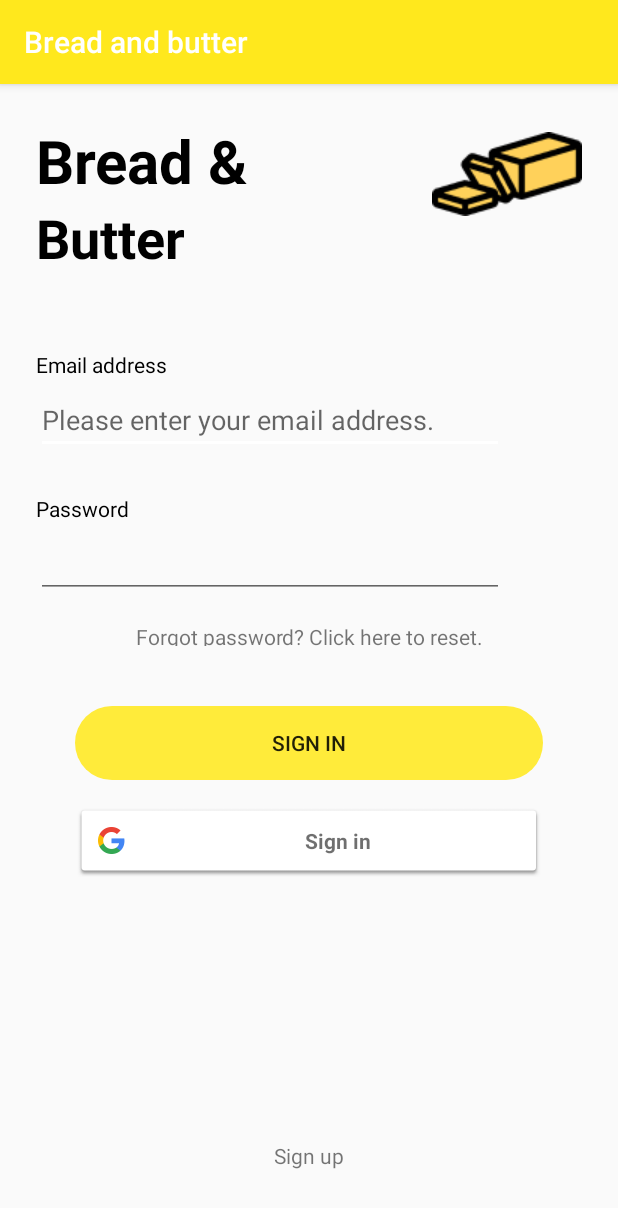
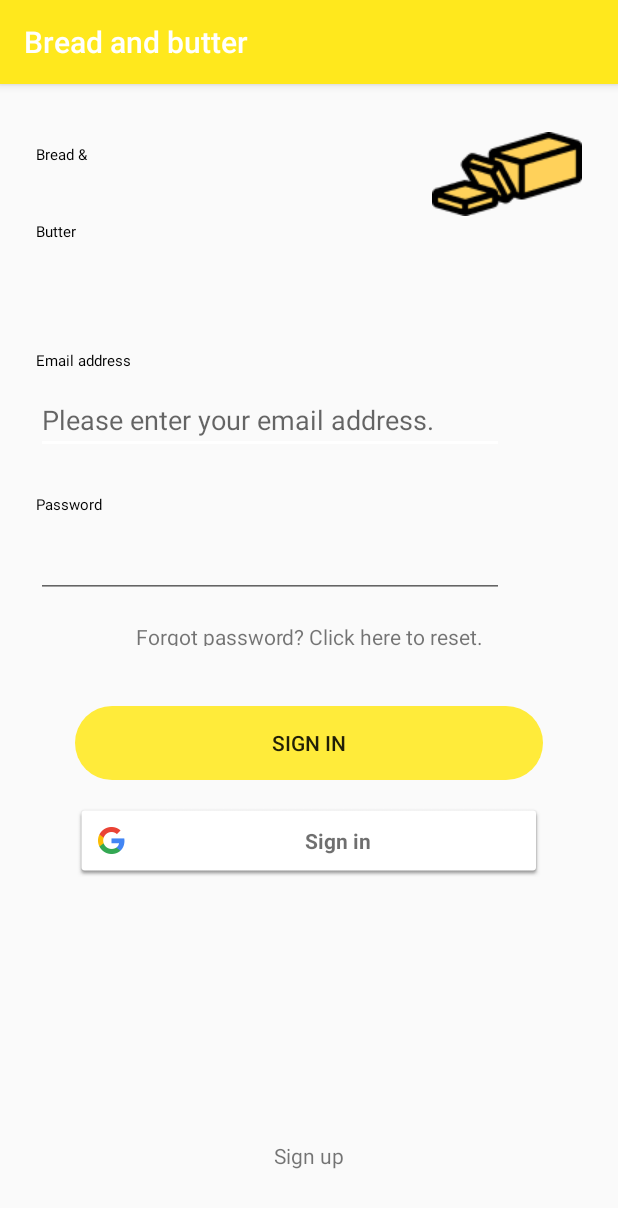
Before and after one commit to haileyhra/BNB2, an Android app: the screen it shows after launch (MainActivity), on a phone screen of 412 x 824 dp. Shown: the top 1208 px of the screen. Run offline under Robolectric (Android 15) with nearby library versions, the phone set to English and light mode, and no system bars; our stand-ins replace Firebase (no records; nobody signed in at launch, a user with empty details on screens opened directly).

Commit message:
Version3

```diff
--- a/app/src/main/res/values/styles.xml
+++ b/app/src/main/res/values/styles.xml
@@ -7,23 +7,20 @@
         <item name="colorAccent">@color/colorAccent</item>
     </style>
 
-    <!-- styles.xml -->
-    <style name="title">
+    <!-- Texts -->
+    <style name="h1">
         <item name="android:textSize">40sp</item>
         <item name="android:textStyle">bold</item>
         <item name="android:textColor">#000000</item>
     </style>
 
-    <style name="butter">
-        <item name="android:textSize">36sp</item>
+    <style name="h2">
+        <item name="android:textSize">40sp</item>
         <item name="android:textStyle">bold</item>
         <item name="android:textColor">#000000</item>
     </style>
 
-    <style name="email_addre">
-        <item name="android:textSize">14sp</item>
-        <item name="android:textColor">#000000</item>
-    </style>
+
 
     <style name="AppTheme.NoActionBar">
         <item name="windowActionBar">false</item>
```
